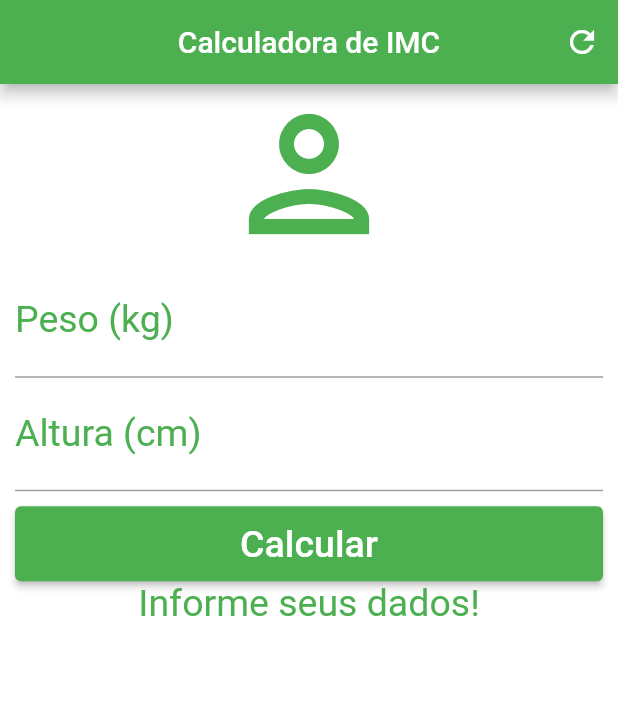
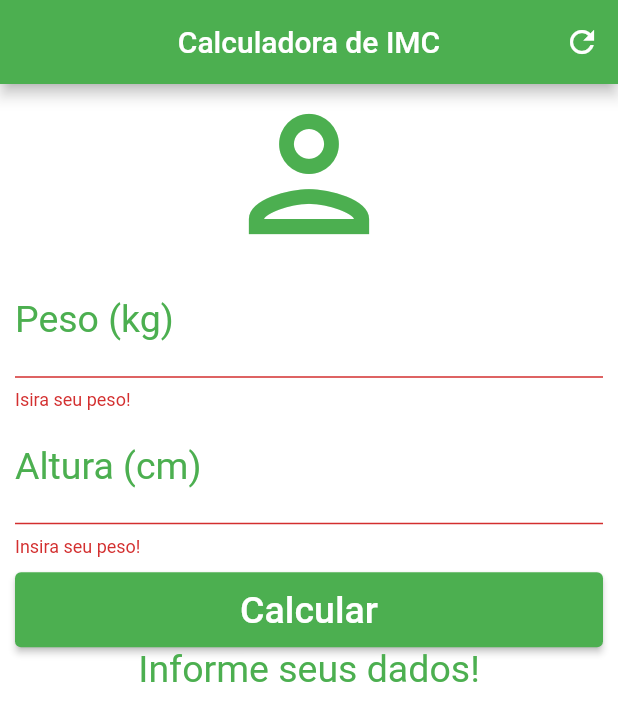
Before and after one commit to Felps666/calculadora_imc, a Flutter app: the screen it shows after launch, after a tap on "Calcular", on a phone screen of 412 x 824 dp. Shown: the top 721 px of the screen. Run offline on Flutter 3.47's test engine with Material 2 defaults, Android fonts, the phone set to English and light mode, and no system bars.

Commit message:
Finish project

```diff
--- a/lib/main.dart
+++ b/lib/main.dart
@@ -17,13 +17,16 @@ class _HomeState extends State<Home> {
   TextEditingController pesoController = TextEditingController();
   TextEditingController alturaController = TextEditingController();
 
+  GlobalKey<FormState> _formKey = GlobalKey<FormState>();
+
   String _infoText = "Informe seus dados!";
 
   void _resetFields(){
-    setState((){
     pesoController.text = "" ;
     alturaController.text = "" ;
+    setState((){
       _infoText = "Informe seus dados!";
+      _formKey = GlobalKey<FormState>();
     });
   }
 
@@ -65,6 +68,8 @@ class _HomeState extends State<Home> {
         backgroundColor: Colors.white,
         body: SingleChildScrollView(
           padding: EdgeInsets.fromLTRB(10, 0, 10, 0),
+          child: Form(
+            key: _formKey,
             child: Column(
               crossAxisAlignment: CrossAxisAlignment.stretch,
               children: [
@@ -73,7 +78,7 @@ class _HomeState extends State<Home> {
                   size: 120.0,
                   color: Colors.green,
                 ),
-              TextField(
+                TextFormField(
                   keyboardType: TextInputType.number,
                   decoration: InputDecoration(
                       labelText: "Peso (kg)",
@@ -81,8 +86,13 @@ class _HomeState extends State<Home> {
                   textAlign: TextAlign.center,
                   style: TextStyle(color: Colors.green, fontSize: 25),
                   controller: pesoController,
+                  validator: (value) {
+                    if(value!.isEmpty){
+                      return "Isira seu peso!";
+                    }
+                  },
                 ),
-              TextField(
+                TextFormField(
                   keyboardType: TextInputType.number,
                   decoration: InputDecoration(
                       labelText: "Altura (cm)",
@@ -90,6 +100,11 @@ class _HomeState extends State<Home> {
                   textAlign: TextAlign.center,
                   style: TextStyle(color: Colors.green, fontSize: 25),
                   controller: alturaController,
+                  validator: (value) {
+                    if(value!.isEmpty){
+                      return "Insira seu peso!";
+                    }
+                  },
                 ),
                 Padding(
                   padding: const EdgeInsets.only(top: 10, bottom: 0),
@@ -97,7 +112,11 @@ class _HomeState extends State<Home> {
                     height: 50,
                     child: ElevatedButton(
                       style: ElevatedButton.styleFrom(primary: Colors.green),
-                    onPressed: _calculate,
+                      onPressed: () {
+                        if(_formKey.currentState!.validate()){
+                          _calculate();
+                        }
+                      },
                       child: Text(
                         "Calcular",
                         style: TextStyle(color: Colors.white, fontSize: 25),
@@ -112,6 +131,7 @@ class _HomeState extends State<Home> {
                 )
               ],
             ),
+          )
         ));
   }
 }
```
Lines whose indentation alone changed are shown as unchanged.
